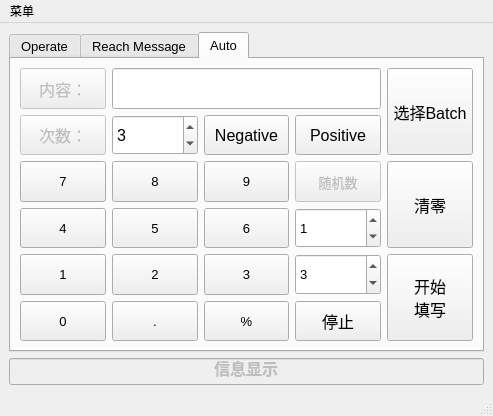
Before: the Qt Designer form pyqt5_test/ICP_operate.ui in chen-huai/work, drawn with Qt 5.
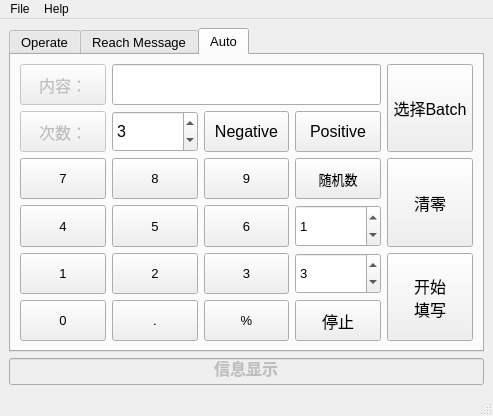
After: the same form once the commit is applied. The open tabs and pages were chosen to show the change. Icons and pictures are not drawn.

Commit message: 添加import和help事件，同时实现多文件选择输入

```diff
--- a/pyqt5_test/ICP_operate.ui
+++ b/pyqt5_test/ICP_operate.ui
@@ -988,7 +988,7 @@
           <item row="2" column="3">
            <widget class="QPushButton" name="pushButton_26">
             <property name="enabled">
-             <bool>false</bool>
+             <bool>true</bool>
             </property>
             <property name="sizePolicy">
              <sizepolicy hsizetype="Expanding" vsizetype="Expanding">
@@ -1089,13 +1089,22 @@
    </property>
    <widget class="QMenu" name="menu">
     <property name="title">
-     <string>菜单</string>
+     <string>File</string>
     </property>
     <addaction name="actionExport"/>
     <addaction name="separator"/>
     <addaction name="actionExit"/>
    </widget>
+   <widget class="QMenu" name="menuHelp">
+    <property name="title">
+     <string>Help</string>
+    </property>
+    <addaction name="actionHelp"/>
+    <addaction name="separator"/>
+    <addaction name="actionAuthor"/>
+   </widget>
    <addaction name="menu"/>
+   <addaction name="menuHelp"/>
   </widget>
   <widget class="QStatusBar" name="statusbar"/>
   <action name="actionExport">
```
Left out of the diff: 317 changed lines with no effect on the pictures. The commit also changes 1 other file.
